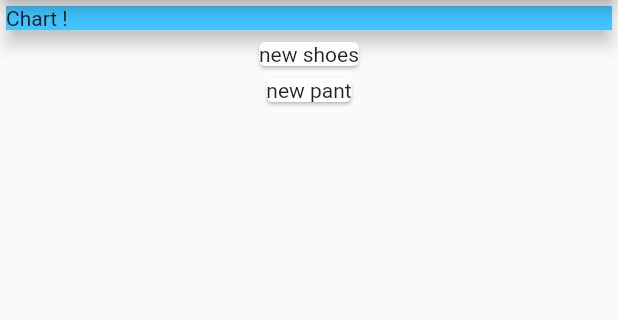
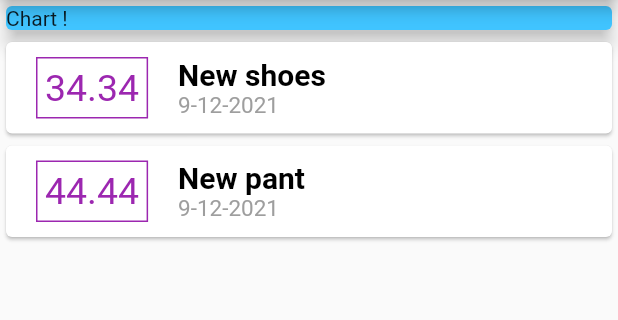
Before and after one commit to afham/expenseTrackerFlutter, a Flutter app: the screen it shows after launch, on a phone screen of 412 x 824 dp, the part 84-404 px from its top. Run offline on Flutter 3.47's test engine with Material 2 defaults, Android fonts, the phone set to English and light mode, and no system bars.

Commit message:
design update

```diff
--- a/lib/main.dart
+++ b/lib/main.dart
@@ -1,14 +1,14 @@
 import 'package:expenseplanner/transaction.dart';
 import 'package:flutter/material.dart';
 import './transaction.dart';
+
 void main() {
   runApp(MyApp());
 }
 
-class MyApp extends StatelessWidget{
-
+class MyApp extends StatelessWidget {
   @override
-  Widget build(BuildContext context){
+  Widget build(BuildContext context) {
     return MaterialApp(
       title: 'Flutter App',
       home: MyHomePage(),
@@ -17,10 +17,10 @@ class MyApp extends StatelessWidget{
 }
 
 class MyHomePage extends StatelessWidget {
-
   final List<Transaction> transaction = [
-    Transaction(id: '1',title: 'new shoes',amount: 34.34,date: DateTime.now()),
-    Transaction(id: '2',title: 'new pant',amount: 344.44,date: DateTime.now())
+    Transaction(
+        id: '1', title: 'New shoes', amount: 34.34, date: DateTime.now()),
+    Transaction(id: '2', title: 'New pant', amount: 44.44, date: DateTime.now())
   ];
 
   @override
@@ -32,23 +32,49 @@ class MyHomePage extends StatelessWidget {
         body: Column(
           crossAxisAlignment: CrossAxisAlignment.stretch,
           children: <Widget>[
-          Card(
-            child:Container(
+            Container(
+              child: Card(
                 color: Colors.lightBlueAccent,
-              width: double.infinity,
-              child:Text('Chart !')) ,
+                child: Text('Chart !'),
                 elevation: 5,
+              ),
             ),
             Column(
               children: [
-              ...transaction.map((e) => Card(
-                child: Text(e.title.toString()),
-              ))
+                ...transaction.map((e) {
+                  return Card(
+                      child: Row(
+                    children: <Widget>[
+                      Container(
+
+                          margin: EdgeInsets.symmetric(
+                              vertical: 10, horizontal: 20),
+                          decoration: BoxDecoration(
+                              border: Border.all(
+                            color: Colors.purple,
+                          )),
+                          child: Text(
+                            e.amount.toString(),
+                            style:
+                                TextStyle(color: Colors.purple, fontSize: 25),
+                          ),
+                          padding: EdgeInsets.all(5)),
+                      Column(
+                        crossAxisAlignment: CrossAxisAlignment.start,
+                        children: [
+                          Text(
+                            e.title.toString(),
+                            style: TextStyle(color: Colors.black , fontSize: 20 , fontWeight: FontWeight.bold),
+                          ),
+                          Text("${e.date!.day}-${e.date!.month}-${e.date!.year}",style: TextStyle(color: Colors.grey , fontSize: 15),)
                         ],
                       )
                     ],
+                  ));
+                })
+              ],
             )
-      );
-
+          ],
+        ));
   }
 }
--- a/lib/transaction.dart
+++ b/lib/transaction.dart
@@ -4,5 +4,10 @@ class Transaction {
   final double? amount;
   final DateTime? date;
 
-  Transaction({this.id,this.title,this.amount,this.date});
+  Transaction({
+    required this.id,
+    required this.title,
+    required this.amount,
+    required this.date
+    });
 }
```
Lines whose indentation alone changed are shown as unchanged.
